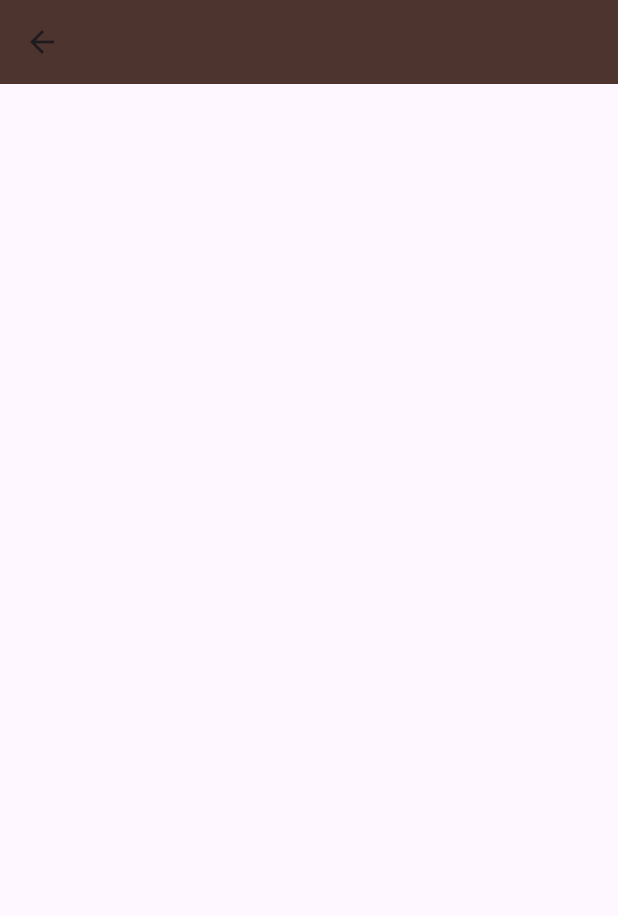
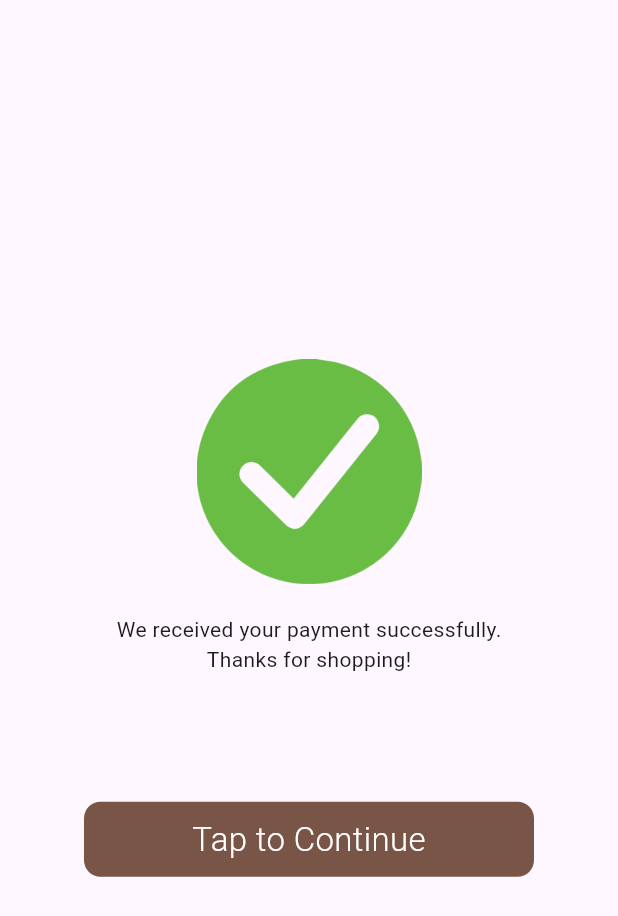
Before and after one commit to noymuljim/Book.2, a Flutter app: the paydone screen opened directly, on a phone screen of 412 x 824 dp. Shown: the top 916 px of the screen. Run offline on Flutter 3.47's test engine with Material 3 defaults, Android fonts, the phone set to English and light mode, and no system bars.

Commit message:
paydone page created, and its navigation added to the home page

```diff
--- a/lib/paydone.dart
+++ b/lib/paydone.dart
@@ -1,3 +1,4 @@
+import 'package:book/home.dart';
 import 'package:flutter/cupertino.dart';
 import 'package:flutter/material.dart';
 
@@ -5,10 +6,36 @@ class paydone extends StatelessWidget{
   @override
   Widget build(BuildContext context) {
  return Scaffold(
-   appBar: AppBar(),
-   body: Container(width: 400,height:400,
-   //child: Image.asset("assets/images/doen.")
+   body: Column(mainAxisAlignment: MainAxisAlignment.center,
+     children: [
+       Center(
+         child: Container(width: 150,height: 150,
+           child:   Image.asset("assets/images/right.png"), ),
+       ),
+       SizedBox(height: 20,),
+       Text("We received your payment successfully."),
+       Text("Thanks for shopping!"),
+       SizedBox(height: 85,),
+
+       InkWell(
+       onTap: (){
+    Navigator.push(
+    context,MaterialPageRoute(
+    builder: (context)
+    {
+    return home(); },
+
+    )
+    );  },
+
+         child: Container(decoration: BoxDecoration(borderRadius: BorderRadius.circular(11),color: Colors.brown,),
+           height: 50,width: 300,
+         child: Center(child: Text("Tap to Continue",style: TextStyle(fontSize: 22,fontWeight: FontWeight.w300,color: Colors.white),)),
+         ),
+       )
+     ],
    ),
+
  );
   }
 
```
Also changed, not shown: lib/payment.dart (+18 -2 lines), assets/images/right.png (added).
